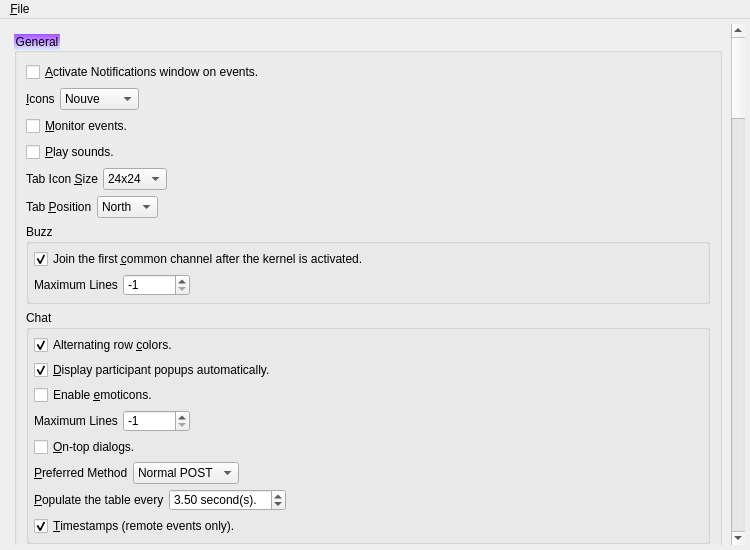
The window that branches/trunk/UI/spot-on-options.ui (textbrowser/spot-on) describes before a commit, drawn with Qt 5.
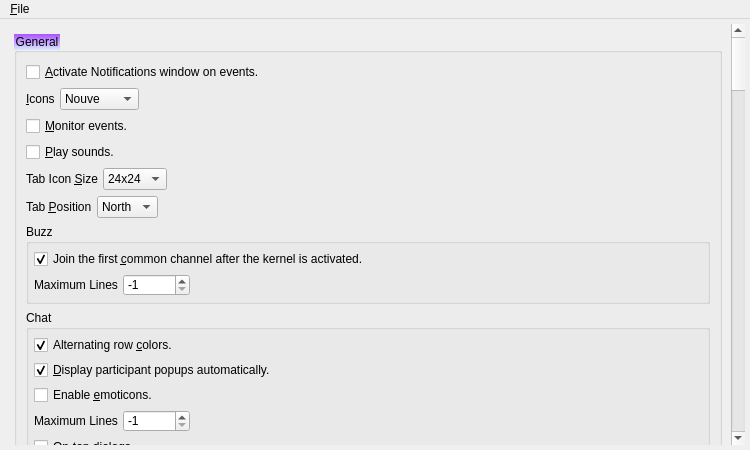
The same window after the commit. Icons and pictures are not drawn.

Diff of the .ui file:
```diff
--- a/branches/trunk/UI/spot-on-options.ui
+++ b/branches/trunk/UI/spot-on-options.ui
@@ -7,7 +7,7 @@
     <x>0</x>
     <y>0</y>
     <width>750</width>
-    <height>550</height>
+    <height>450</height>
    </rect>
   </property>
   <property name="windowIcon">
@@ -35,8 +35,8 @@
         <rect>
          <x>0</x>
          <y>0</y>
-         <width>720</width>
-         <height>3834</height>
+         <width>719</width>
+         <height>3835</height>
         </rect>
        </property>
        <layout class="QVBoxLayout" name="verticalLayout_25">
```
Left out of the diff: 189 changed lines with no effect on the pictures.
